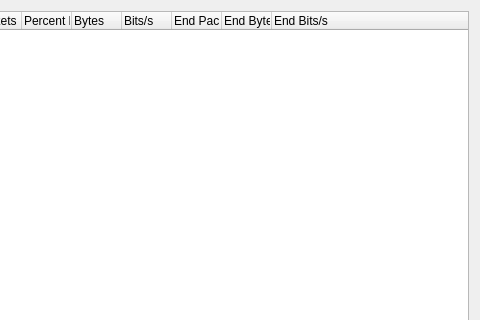
First picture: the form in include/wireshark/ui/qt/protocol_hierarchy_dialog.ui, repository randolphcyg/gowireshark, before the edit; both pictures show x 140 to 620 and y 0 to 320 of the 620 by 480 pixel window.
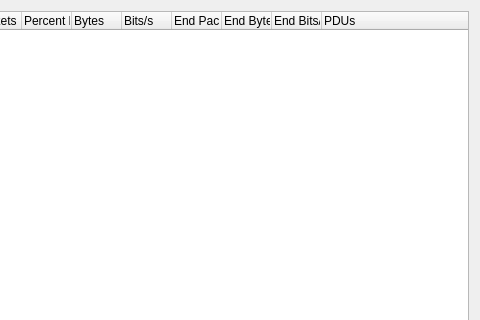
Second picture: the form after the edit.

The edit to the form file:
```diff
--- a/include/wireshark/ui/qt/protocol_hierarchy_dialog.ui
+++ b/include/wireshark/ui/qt/protocol_hierarchy_dialog.ui
@@ -70,6 +70,11 @@
        <string>End Bits/s</string>
       </property>
      </column>
+     <column>
+      <property name="text">
+       <string>PDUs</string>
+      </property>
+     </column>
     </widget>
    </item>
    <item>
```
